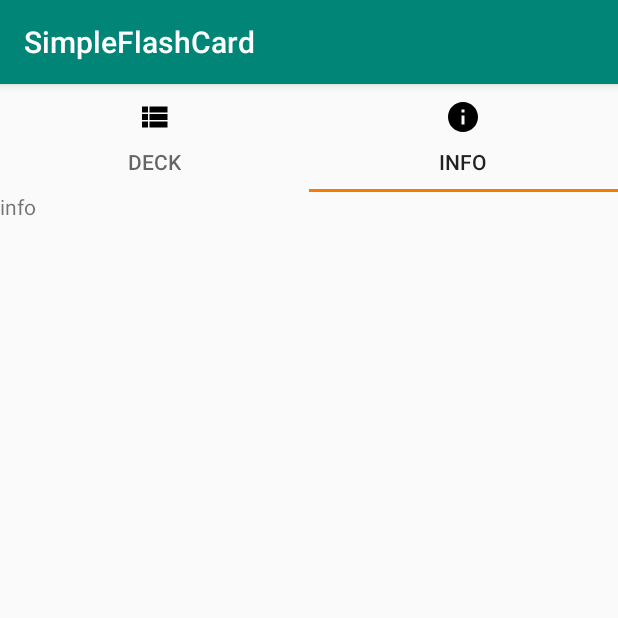
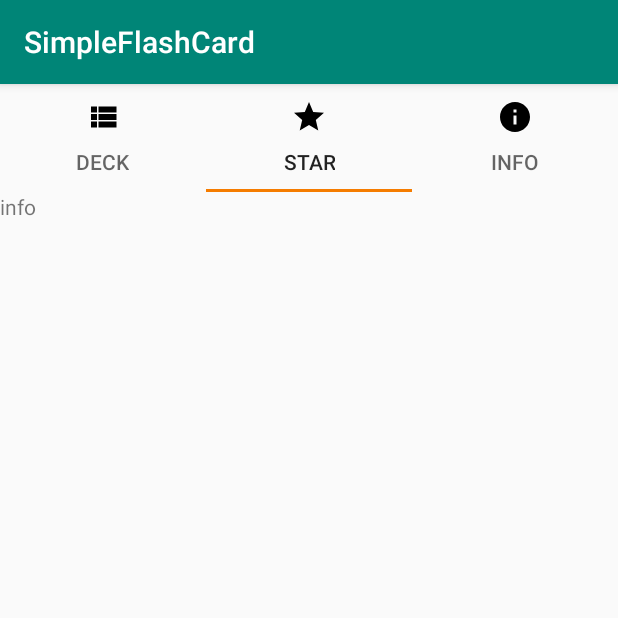
Before and after one commit to GreimuL/SimpleFlashCard, an Android app: the screen it shows after launch (MainActivity), tab 2 chosen, on a phone screen of 412 x 824 dp, the top half of it. Run offline under Robolectric (Android 15) with nearby library versions, the phone set to English and light mode, and no system bars.

Commit message:
Add recyclerview(decklist), dialog

```diff
--- a/SimpleFlashCard/app/build.gradle
+++ b/SimpleFlashCard/app/build.gradle
@@ -33,5 +33,5 @@ dependencies {
     androidTestImplementation 'androidx.test.ext:junit:1.1.0'
     androidTestImplementation 'androidx.test.espresso:espresso-core:3.1.1'
     implementation 'com.google.android.material:material:1.1.0'
-    implementation "androidx.viewpager2:viewpager2:1.0.0"
+    implementation 'androidx.viewpager2:viewpager2:1.0.0'
 }
--- /dev/null
+++ b/SimpleFlashCard/app/src/main/java/com/greimul/simpleflashcard/DataClass.kt
@@ -0,0 +1,4 @@
+package com.greimul.simpleflashcard
+
+data class Card(var front:String,var back:String)
+data class Deck(var name:String,var description:String,val cardList:MutableList<Card>,var mark:Boolean)
--- a/SimpleFlashCard/app/src/main/java/com/greimul/simpleflashcard/MainActivity.kt
+++ b/SimpleFlashCard/app/src/main/java/com/greimul/simpleflashcard/MainActivity.kt
@@ -15,16 +15,17 @@ import com.greimul.simpleflashcard.fragment.DeckFragment
 import com.greimul.simpleflashcard.fragment.ErrorFragment
 import com.greimul.simpleflashcard.fragment.InfoFragment
 import kotlinx.android.synthetic.main.activity_main.*
+import java.nio.charset.Charset
 
 class MainActivity : AppCompatActivity() {
 
-    val PAGE_CNT = 2
+    val PAGE_CNT = 3
 
-    lateinit var  viewpager2: ViewPager2
+    lateinit var  viewpager2:ViewPager2
     lateinit var  tablayout:TabLayout
 
-    val tabLayoutTextArray = arrayOf("Deck","Info")
-    val tabLayoutIconArray = arrayOf(R.drawable.ic_view_list_48px,R.drawable.ic_info_48px)
+    val tabLayoutTextArray = arrayOf("Deck","Star","Info")
+    val tabLayoutIconArray = arrayOf(R.drawable.ic_view_list_48px,R.drawable.ic_star_24px,R.drawable.ic_info_48px)
 
     override fun onCreate(savedInstanceState: Bundle?) {
         super.onCreate(savedInstanceState)
@@ -34,7 +35,6 @@ class MainActivity : AppCompatActivity() {
 
         viewpager2 = viewpager2_main
         viewpager2.adapter = ViewPagerAdapter(this)
-
         TabLayoutMediator(tablayout,viewpager2){tab,position->
             tab.text = tabLayoutTextArray[position]
             tab.setIcon(tabLayoutIconArray[position])
@@ -43,12 +43,11 @@ class MainActivity : AppCompatActivity() {
 
     private inner class ViewPagerAdapter(fa: FragmentActivity):FragmentStateAdapter(fa){
         override fun createFragment(position: Int): Fragment {
-            when(position){
-                0 -> return DeckFragment()
-                1 -> return InfoFragment()
-                else -> {
-                    return ErrorFragment()
-                }
+            return when(position){
+                0 -> DeckFragment()
+                1 -> InfoFragment()
+                2 -> InfoFragment()
+                else -> ErrorFragment()
             }
         }
         override fun getItemCount():Int = PAGE_CNT
--- /dev/null
+++ b/SimpleFlashCard/app/src/main/java/com/greimul/simpleflashcard/adapter/ViewAdapter.kt
@@ -0,0 +1,32 @@
+package com.greimul.simpleflashcard.adapter
+
+import android.util.Log
+import android.view.LayoutInflater
+import android.view.View
+import android.view.ViewGroup
+import android.widget.Button
+import androidx.recyclerview.widget.RecyclerView
+import com.greimul.simpleflashcard.Deck
+import com.greimul.simpleflashcard.R
+import kotlinx.android.synthetic.main.item_deck.view.*
+
+class ViewAdapter(private val viewData:MutableList<Deck>): RecyclerView.Adapter<ViewAdapter.ViewHolder>(){
+    class ViewHolder(v:View):RecyclerView.ViewHolder(v){
+        val button:Button
+        init{
+            v.setOnClickListener{ println("asdf") }
+            button = v.button
+        }
+    }
+
+    override fun getItemCount(): Int = viewData.size
+
+    override fun onBindViewHolder(holder: ViewHolder, position: Int) {
+        holder.button.text = viewData[position].name
+    }
+
+    override fun onCreateViewHolder(parent: ViewGroup, viewType: Int): ViewHolder {
+        val v = LayoutInflater.from(parent.context).inflate(R.layout.item_deck,parent,false)
+        return ViewHolder(v)
+    }
+}
--- a/SimpleFlashCard/app/src/main/java/com/greimul/simpleflashcard/fragment/DeckFragment.kt
+++ b/SimpleFlashCard/app/src/main/java/com/greimul/simpleflashcard/fragment/DeckFragment.kt
@@ -1,16 +1,67 @@
 package com.greimul.simpleflashcard.fragment
 
+import android.app.AlertDialog
 import android.os.Bundle
 import android.view.LayoutInflater
 import android.view.View
 import android.view.ViewGroup
+import android.widget.LinearLayout
+import android.widget.TextView
 import androidx.fragment.app.Fragment
+import androidx.recyclerview.widget.LinearLayoutManager
+import androidx.recyclerview.widget.RecyclerView
+import com.google.android.material.floatingactionbutton.FloatingActionButton
+import com.greimul.simpleflashcard.Card
+import com.greimul.simpleflashcard.Deck
+import com.greimul.simpleflashcard.MainActivity
 import com.greimul.simpleflashcard.R
+import com.greimul.simpleflashcard.adapter.ViewAdapter
+import kotlinx.android.synthetic.main.dialog_new_deck.*
+import kotlinx.android.synthetic.main.fragment_deck.*
+import kotlinx.android.synthetic.main.fragment_deck.view.*
+import kotlinx.android.synthetic.main.item_deck.view.*
+import org.w3c.dom.Text
 
 class DeckFragment: Fragment() {
+    private lateinit var recyclerView: RecyclerView
+    private lateinit var viewAdapter:RecyclerView.Adapter<*>
+    private lateinit var viewManager:RecyclerView.LayoutManager
+
+    private lateinit var deckFab:FloatingActionButton
+
     override fun onCreateView(
         inflater: LayoutInflater,
         container: ViewGroup?,
         savedInstanceState: Bundle?
-    ): View = inflater.inflate(R.layout.fragment_deck,container,false)
+    ): View{
+        val view = inflater.inflate(R.layout.fragment_deck,container,false)
+
+        /////////////////////////////////////////////////////
+        var testlist = mutableListOf<Deck>()
+        for(i in 0..30)
+            testlist.add(Deck("asdf","asdf", mutableListOf(Card("asdf","asdf")),false))
+        /////////////////////////////////////////////////////
+
+        viewAdapter = ViewAdapter(testlist)
+        viewManager = LinearLayoutManager(activity)
+
+        recyclerView = view.recyclerview_deck.apply{
+            setHasFixedSize(true)
+            adapter = viewAdapter
+            layoutManager = viewManager
+        }
+        deckFab = view.fab_deck
+        deckFab.setOnClickListener {
+            val dialog = AlertDialog.Builder(activity)
+            val dialogView = layoutInflater.inflate(R.layout.dialog_new_deck,null)
+            dialog.setView(dialogView).setPositiveButton("OK") {
+                dialog,i->
+            }.setNegativeButton("Cancle"){
+                dialog,i->
+            }.show()
+        }
+
+
+        return view
+    }
 }
--- /dev/null
+++ b/SimpleFlashCard/app/src/main/res/drawable/ic_star_24px.xml
@@ -0,0 +1,9 @@
+<vector xmlns:android="http://schemas.android.com/apk/res/android"
+    android:width="24dp"
+    android:height="24dp"
+    android:viewportWidth="24"
+    android:viewportHeight="24">
+  <path
+      android:fillColor="#FF000000"
+      android:pathData="M12,17.27L18.18,21l-1.64,-7.03L22,9.24l-7.19,-0.61L12,2 9.19,8.63 2,9.24l5.46,4.73L5.82,21z"/>
+</vector>
--- a/SimpleFlashCard/app/src/main/res/layout/activity_main.xml
+++ b/SimpleFlashCard/app/src/main/res/layout/activity_main.xml
@@ -11,22 +11,7 @@
         android:id="@+id/tablayout_main"
         android:layout_width="match_parent"
         android:layout_height="wrap_content"
-        app:tabIndicatorColor="#F57C00">
-
-        <com.google.android.material.tabs.TabItem
-            android:id="@+id/tabItem_list"
-            android:layout_width="wrap_content"
-            android:layout_height="wrap_content"
-            android:icon="@drawable/ic_view_list_48px"
-            android:text="Deck" />
-
-        <com.google.android.material.tabs.TabItem
-            android:id="@+id/tabItem_info"
-            android:layout_width="wrap_content"
-            android:layout_height="wrap_content"
-            android:icon="@drawable/ic_info_48px"
-            android:text="Info" />
-    </com.google.android.material.tabs.TabLayout>
+        app:tabIndicatorColor="#F57C00"/>
 
     <androidx.viewpager2.widget.ViewPager2
         android:id="@+id/viewpager2_main"
--- a/SimpleFlashCard/build.gradle
+++ b/SimpleFlashCard/build.gradle
@@ -8,7 +8,7 @@ buildscript {
 
     }
     dependencies {
-        classpath 'com.android.tools.build:gradle:3.5.3'
+        classpath 'com.android.tools.build:gradle:3.6.0'
         classpath "org.jetbrains.kotlin:kotlin-gradle-plugin:$kotlin_version"
         // NOTE: Do not place your application dependencies here; they belong
         // in the individual module build.gradle files
```
Also changed, not shown: SimpleFlashCard/app/src/main/res/layout/dialog_deck_click.xml (added, +94 -0 lines), SimpleFlashCard/app/src/main/res/layout/dialog_new_deck.xml (added, +51 -0 lines), SimpleFlashCard/app/src/main/res/layout/fragment_deck.xml (+8 -5 lines), SimpleFlashCard/app/src/main/res/layout/item_deck.xml (added, +13 -0 lines), SimpleFlashCard/gradle/wrapper/gradle-wrapper.properties.
